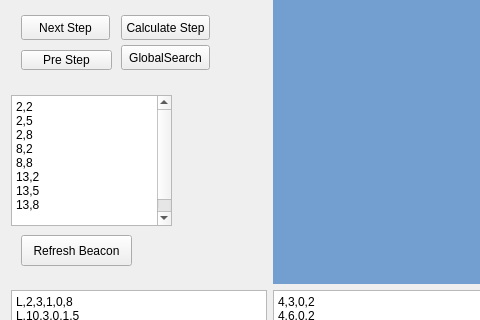
wystephen/RT-Sim, file mainwindow.ui: the form before one commit; both pictures show x 0 to 480 and y 157 to 477 of the 1102 by 700 pixel window.
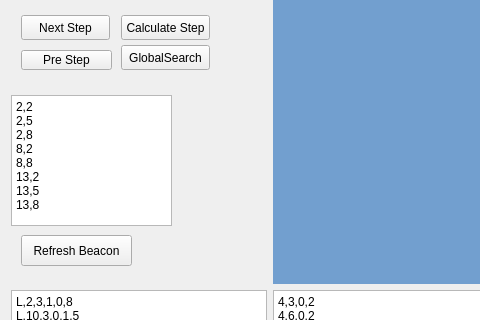
The form after the commit.

```diff
--- a/mainwindow.ui
+++ b/mainwindow.ui
@@ -165,8 +165,7 @@
 8,8
 13,2
 13,5
-13,8
-</string>
+13,8</string>
        </property>
       </widget>
       <widget class="QPushButton" name="btn_refresh_beacon">
```
